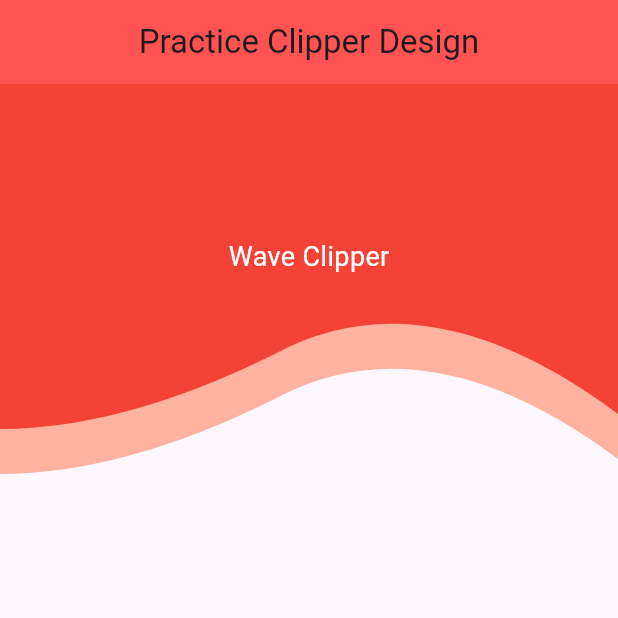
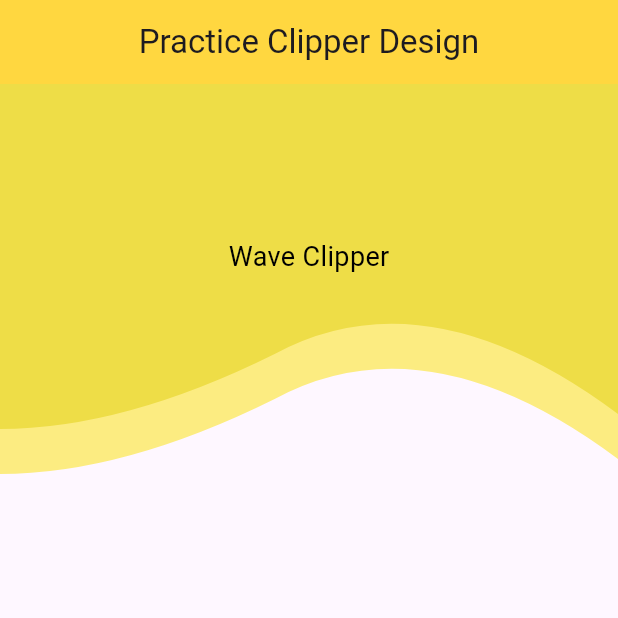
Before and after one commit to we-priyanshu-a001/practice_custom_clipper, a Flutter app: the screen it shows after launch, on a phone screen of 412 x 824 dp, the top half of it. Run offline on Flutter 3.47's test engine with Material 3 defaults, Android fonts, the phone set to English and light mode, and no system bars.

Commit message:
changes/new_color

```diff
--- a/lib/main.dart
+++ b/lib/main.dart
@@ -12,7 +12,7 @@ class WriCustomClipper extends StatelessWidget {
     return Scaffold(
       appBar: AppBar(
         title: const Text('Practice Clipper Design'),
-        backgroundColor: Colors.redAccent,
+        backgroundColor: Colors.amberAccent,
         centerTitle: true,
       ),
       body: Stack(
@@ -22,7 +22,7 @@ class WriCustomClipper extends StatelessWidget {
             child: ClipPath(
               clipper: WaveClipper(),
               child: Container(
-                color: Colors.deepOrangeAccent,
+                color: const Color.fromARGB(255, 250, 226, 4),
                 height: 260,
               ),
             ),
@@ -31,11 +31,11 @@ class WriCustomClipper extends StatelessWidget {
             clipper: WaveClipper(),
             child: Container(
               alignment: Alignment.center,
-              color: Colors.red,
+              color: const Color.fromARGB(255, 238, 221, 71),
               height: 230,
               child: const Text(
                 'Wave Clipper',
-                style: TextStyle(color: Colors.white, fontSize: 18),
+                style: TextStyle(color: Colors.black, fontSize: 18),
               ),
             ),
           ),
@@ -62,8 +62,10 @@ class WaveClipper extends CustomClipper<Path> {
       firstEnd.dy,
     );
 
-    final secondStart =
-        Offset(size.width - (size.width / 3.24), size.height - 105);
+    final secondStart = Offset(
+      size.width - (size.width / 3.24),
+      size.height - 105,
+    );
     final secondEnd = Offset(size.width, size.height - 10);
 
     path.quadraticBezierTo(
```
